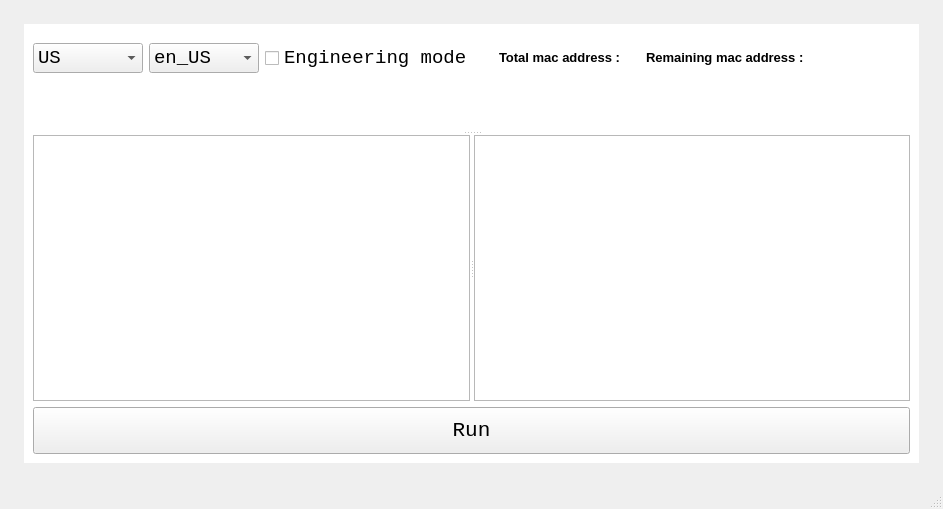
Old version of the form ui/main.ui in the repository EasonLu1222/readByYourself.
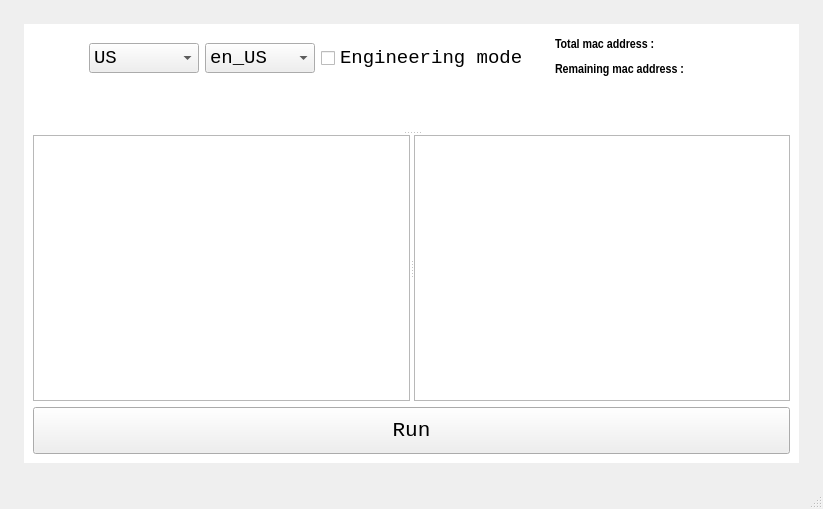
New version of the form. Custom widgets are drawn as their Qt base class.

Commit message: Put mac info in vertical layout to solve main window displacement bug

Patch:
```diff
--- a/ui/main.ui
+++ b/ui/main.ui
@@ -178,6 +178,8 @@
             </spacer>
            </item>
            <item>
+            <layout class="QVBoxLayout" name="verticalLayout_4">
+             <item>
             <widget class="QLabel" name="label">
              <property name="sizePolicy">
               <sizepolicy hsizetype="Preferred" vsizetype="Fixed">
@@ -185,27 +187,20 @@
                <verstretch>0</verstretch>
               </sizepolicy>
              </property>
+               <property name="font">
+                <font>
+                 <family>Arial Narrow</family>
+                 <pointsize>12</pointsize>
+                </font>
+               </property>
+               <property name="visible">
+                <bool>false</bool>
+               </property>
              <property name="text">
               <string>&lt;html&gt;&lt;head/&gt;&lt;body&gt;&lt;p&gt;&lt;span style=&quot; font-size:10pt; font-weight:600;&quot;&gt;Total mac address :&lt;/span&gt;&lt;/p&gt;&lt;/body&gt;&lt;/html&gt;</string>
              </property>
             </widget>
            </item>
-           <item>
-            <spacer name="horizontalSpacer_2">
-             <property name="orientation">
-              <enum>Qt::Horizontal</enum>
-             </property>
-             <property name="sizeType">
-              <enum>QSizePolicy::Fixed</enum>
-             </property>
-             <property name="sizeHint" stdset="0">
-              <size>
-               <width>20</width>
-               <height>20</height>
-              </size>
-             </property>
-            </spacer>
-           </item>
            <item>
             <widget class="QLabel" name="label_2">
              <property name="sizePolicy">
@@ -214,10 +209,21 @@
                <verstretch>0</verstretch>
               </sizepolicy>
              </property>
+               <property name="font">
+                <font>
+                 <family>Arial Narrow</family>
+                 <pointsize>12</pointsize>
+                </font>
+               </property>
+               <property name="visible">
+                <bool>false</bool>
+               </property>
              <property name="text">
               <string>&lt;html&gt;&lt;head/&gt;&lt;body&gt;&lt;p&gt;&lt;span style=&quot; font-size:10pt; font-weight:600;&quot;&gt;Remaining mac address :&lt;/span&gt;&lt;/p&gt;&lt;/body&gt;&lt;/html&gt;</string>
              </property>
             </widget>
+             </item>
+            </layout>
            </item>
            <item>
             <widget class="QLabel" name="logo">
```
Lines whose indentation alone changed are shown as unchanged. The commit also changes 1 other file.
